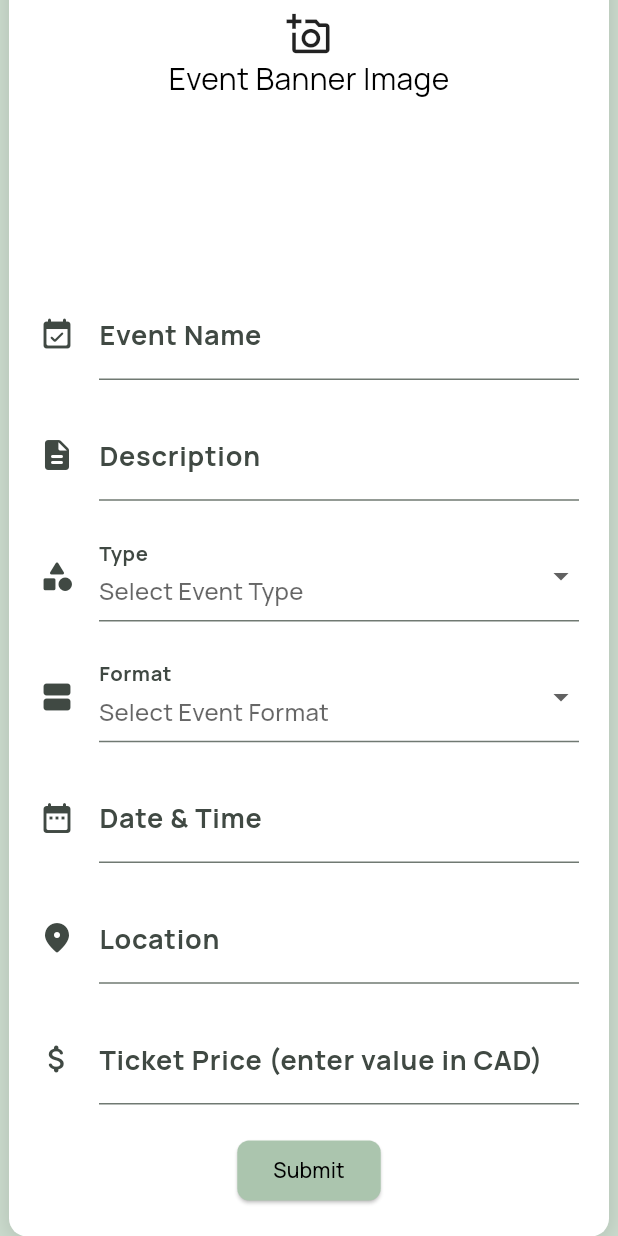
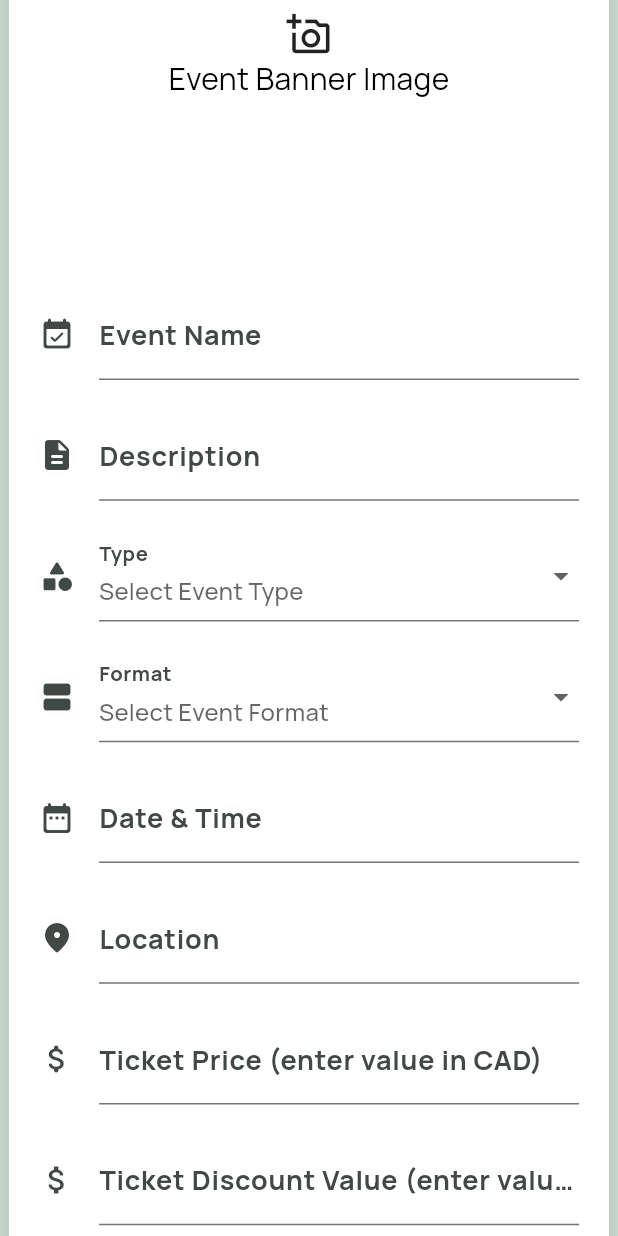
Before and after one commit to annabelzecchel/soen343, a Flutter app: the EventCreationForm screen opened directly, scrolled down 75 dp, on a phone screen of 412 x 824 dp. Run offline on Flutter 3.47's test engine with Material 3 defaults, Android fonts, the phone set to English and light mode, and no system bars; our stand-ins replace cloud_firestore, file_picker, firebase_auth, firebase_core, firebase_storage, flutter_dotenv and 2 more; accounts and stored records are empty.

Commit message:
discount field

```diff
--- a/lib/components/event_creation_form.dart
+++ b/lib/components/event_creation_form.dart
@@ -22,6 +22,7 @@ class _EventCreationFormState extends State<EventCreationForm> {
   final _dateTimeController = TextEditingController();
   final _priceController = TextEditingController();
   final _locationController = TextEditingController();
+  final _discountController = TextEditingController();
 
   FilePickerResult? _filePickerResult;
   Uint8List? _imageBytes;
@@ -303,6 +304,21 @@ class _EventCreationFormState extends State<EventCreationForm> {
                     },
                   ),
                   const SizedBox(height: 20),
+                  TextFormField(
+                    controller: _discountController,
+                    decoration: const InputDecoration(
+                      icon: Icon(Icons.attach_money_sharp),
+                      hintText: 'Enter Event Ticket Discount',
+                      labelText: 'Ticket Discount Value (enter value in CAD)',
+                    ),
+                    validator: (value) {
+                      if (value == null || value.isEmpty) {
+                        return 'Please enter ticket discount value';
+                      }
+                      return null;
+                    },
+                  ),
+                  const SizedBox(height: 20),
                   ElevatedButton(
                     onPressed: () async {
                       if (_formKey.currentState?.validate() ?? false) {
```
